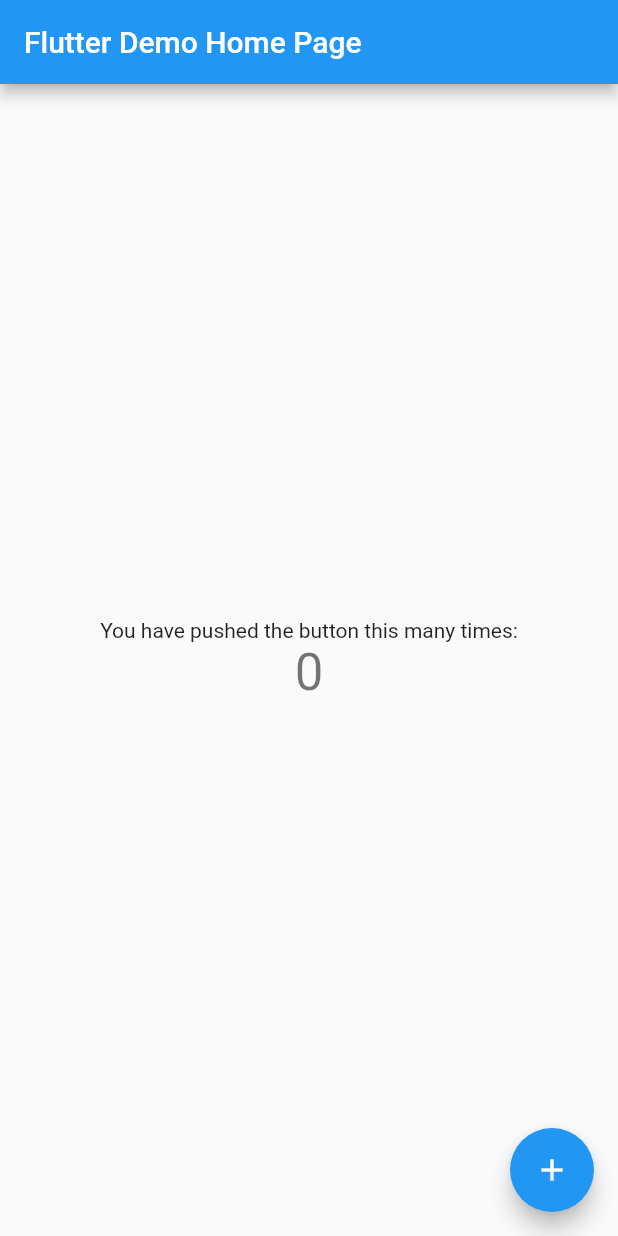
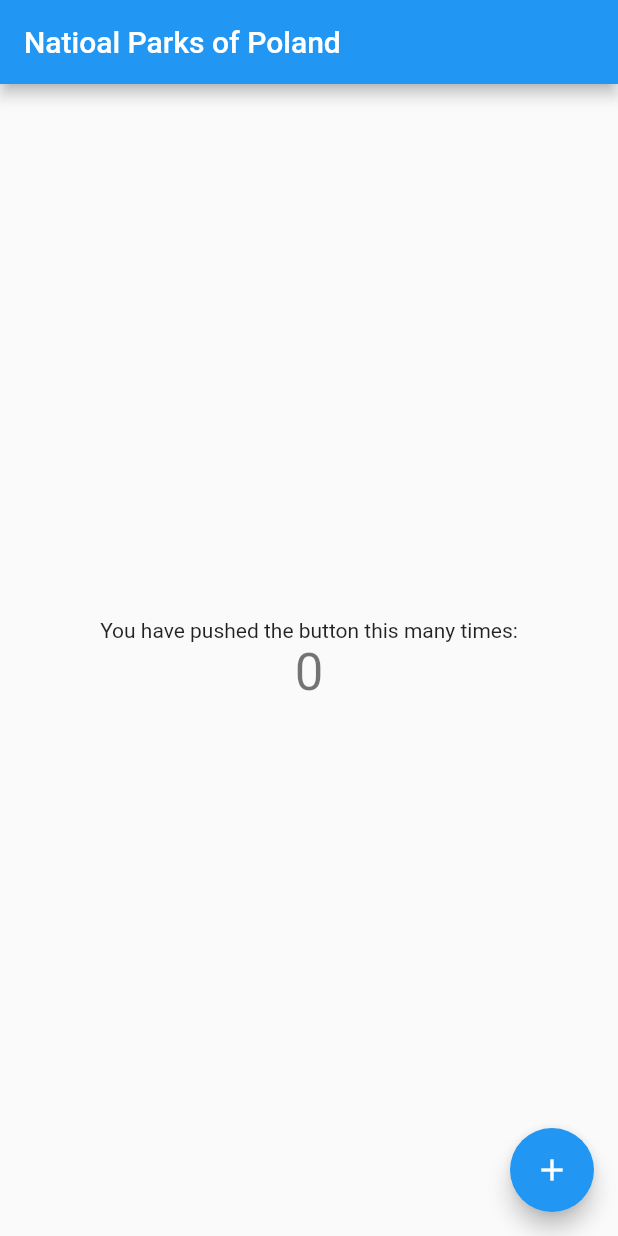
Before and after one commit to hussardigital/nationalparksofpoland, a Flutter app: the screen it shows after launch, on a phone screen of 412 x 824 dp. Run offline on Flutter 3.47's test engine with Material 2 defaults, Android fonts, the phone set to English and light mode, and no system bars.

Commit message:
1st test

```diff
--- a/lib/main.dart
+++ b/lib/main.dart
@@ -7,7 +7,7 @@ class MyApp extends StatelessWidget {
   @override
   Widget build(BuildContext context) {
     return MaterialApp(
-      title: 'Flutter Demo',
+      title: 'National Parks of Poland',
       theme: ThemeData(
         // This is the theme of your application.
         //
@@ -20,7 +20,7 @@ class MyApp extends StatelessWidget {
         // is not restarted.
         primarySwatch: Colors.blue,
       ),
-      home: MyHomePage(title: 'Flutter Demo Home Page'),
+      home: MyHomePage(title: 'Natioal Parks of Poland'),
     );
   }
 }
```
